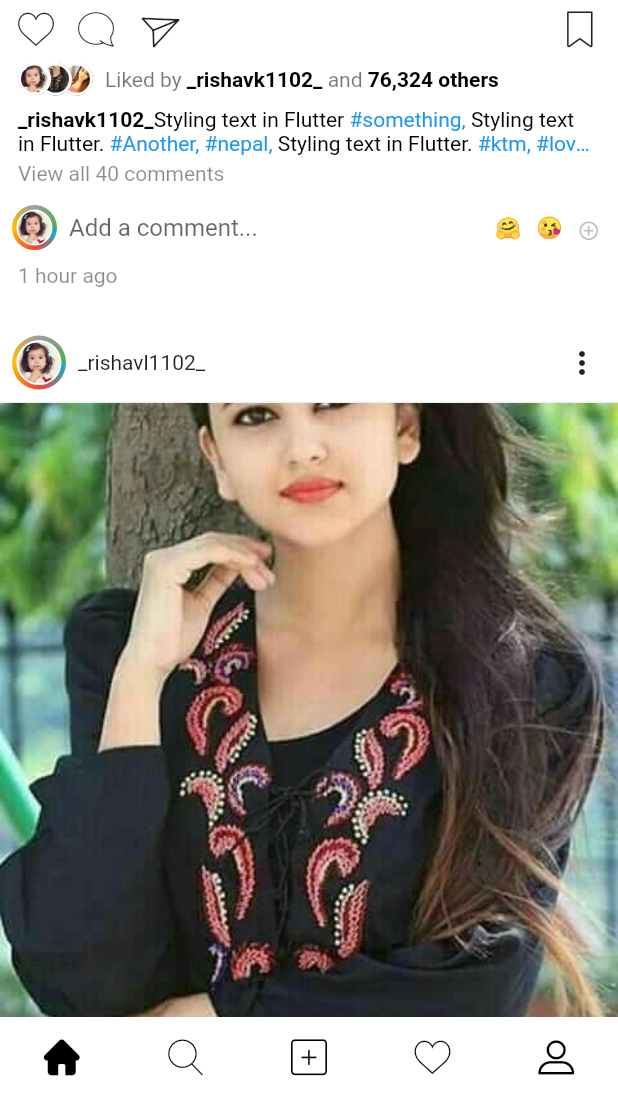
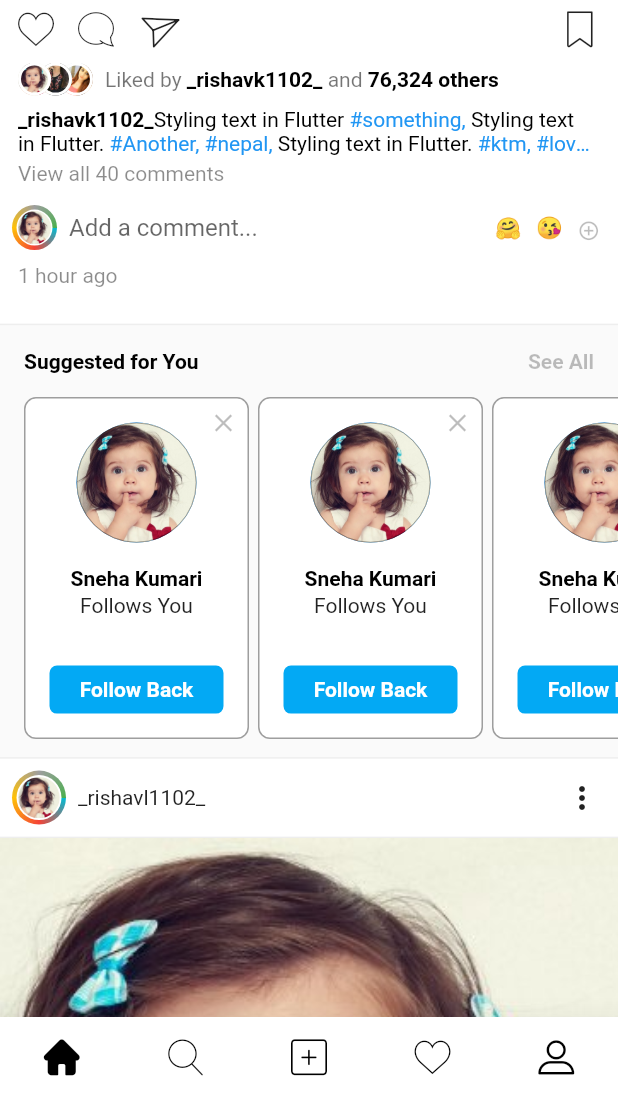
Before and after one commit to rishavk1102/Insta_Clone_Flutter, a Flutter app: the screen it shows after launch, scrolled down 576 dp, on a phone screen of 412 x 824 dp, the part 135-1236 px from its top. Run offline on Flutter 3.47's test engine with Material 2 defaults, Android fonts, the phone set to English and light mode, and no system bars.

Commit message:
Friend Suggestion in HomeFragment

```diff
--- /dev/null
+++ b/lib/src/widgets/friend_suggestion.dart
@@ -0,0 +1,144 @@
+import 'package:flutter/material.dart';
+
+import '../utils/ui_image.dart';
+
+class FriendSuggestion extends StatelessWidget {
+  @override
+  Widget build(BuildContext context) {
+    return Container(
+      decoration: BoxDecoration(
+        color: Colors.grey[50],
+        border: Border(
+          top: BorderSide(color: Colors.grey[200]),
+          bottom: BorderSide(color: Colors.grey[200]),
+        ),
+      ),
+      child: Column(
+        mainAxisSize: MainAxisSize.min,
+        children: <Widget>[
+          Container(
+            margin: EdgeInsets.all(16.0),
+            child: Row(
+              children: <Widget>[
+                Text(
+                  'Suggested for You',
+                  style: TextStyle(
+                    color: Colors.black,
+                    fontWeight: FontWeight.bold,
+                  ),
+                ),
+                Expanded(child: SizedBox()),
+                Text(
+                  'See All',
+                  style: TextStyle(
+                    color: Colors.black26,
+                    fontWeight: FontWeight.bold,
+                  ),
+                ),
+              ],
+            ),
+          ),
+          Container(
+            height: 240.0,
+            child: ListView.builder(
+              itemCount: 10,
+              scrollDirection: Axis.horizontal,
+              padding: EdgeInsets.only(
+                left: 16.0,
+                right: 16.0,
+                bottom: 12.0,
+              ),
+              itemBuilder: (BuildContext context, int index) {
+                return Container(
+                  margin: EdgeInsets.only(right: 6.0),
+                  width: 150.0,
+                  decoration: BoxDecoration(
+                    color: Colors.white,
+                    borderRadius: BorderRadius.circular(8.0),
+                    border: Border.all(
+                      color: Colors.grey,
+                      width: 1.0,
+                    ),
+                  ),
+                  child: Stack(
+                    alignment: Alignment.center,
+                    fit: StackFit.expand,
+                    children: <Widget>[
+                      Column(
+                        children: <Widget>[
+                          SizedBox(height: 16.0),
+                          Container(
+                            height: 80.0,
+                            width: 80.0,
+                            decoration: BoxDecoration(
+                              shape: BoxShape.circle,
+                              color: Colors.blue,
+                              border: Border.all(
+                                color: Colors.black45,
+                                width: 0.5,
+                              ),
+                              image: DecorationImage(
+                                image: AssetImage(UiImage.child),
+                                fit: BoxFit.cover,
+                              ),
+                            ),
+                          ),
+                          SizedBox(height: 16.0),
+                          Text(
+                            'Sneha Kumari',
+                            style: TextStyle(
+                              color: Colors.black,
+                              fontWeight: FontWeight.bold,
+                            ),
+                          ),
+                          SizedBox(height: 2.0),
+                          Text(
+                            'Follows You',
+                            style: TextStyle(
+                              color: Colors.black87,
+                            ),
+                          ),
+                          Expanded(child: SizedBox()),
+                          Container(
+                            width: double.infinity,
+                            alignment: Alignment.center,
+                            margin: EdgeInsets.symmetric(horizontal: 16.0),
+                            decoration: BoxDecoration(
+                              color: Colors.lightBlue,
+                              borderRadius: BorderRadius.circular(5.0),
+                            ),
+                            child: Padding(
+                              padding:
+                                  const EdgeInsets.symmetric(vertical: 8.0),
+                              child: Text(
+                                'Follow Back',
+                                style: TextStyle(
+                                  color: Colors.white,
+                                  fontWeight: FontWeight.bold,
+                                ),
+                              ),
+                            ),
+                          ),
+                          SizedBox(height: 16.0),
+                        ],
+                      ),
+                      Positioned(
+                        right: 6.0,
+                        top: 6.0,
+                        child: Icon(
+                          Icons.close,
+                          color: Colors.black26,
+                          size: 20.0,
+                        ),
+                      ),
+                    ],
+                  ),
+                );
+              },
+            ),
+          ),
+        ],
+      ),
+    );
+  }
+}
--- a/lib/src/widgets/insta_home_body.dart
+++ b/lib/src/widgets/insta_home_body.dart
@@ -3,6 +3,7 @@ import 'package:flutter/material.dart';
 import '../utils/ui_image.dart';
 import './story.dart';
 import './post.dart';
+import './friend_suggestion.dart';
 
 class InstaHomeBody extends StatefulWidget {
   @override
@@ -14,10 +15,12 @@ class _InstaHomeBodyState extends State<InstaHomeBody> {
   Widget build(BuildContext context) {
     return RefreshIndicator(
       child: ListView.builder(
-        itemCount: UiImage.postList.length + 1,
+        itemCount: UiImage.postList.length + 2,
         itemBuilder: (BuildContext context, int index) {
           if (index == 0) {
             return Story();
+          } else if (index == 2) {
+            return FriendSuggestion();
           } else {
             return Post(index - 1, UiImage.postList[index - 1]);
           }
```
